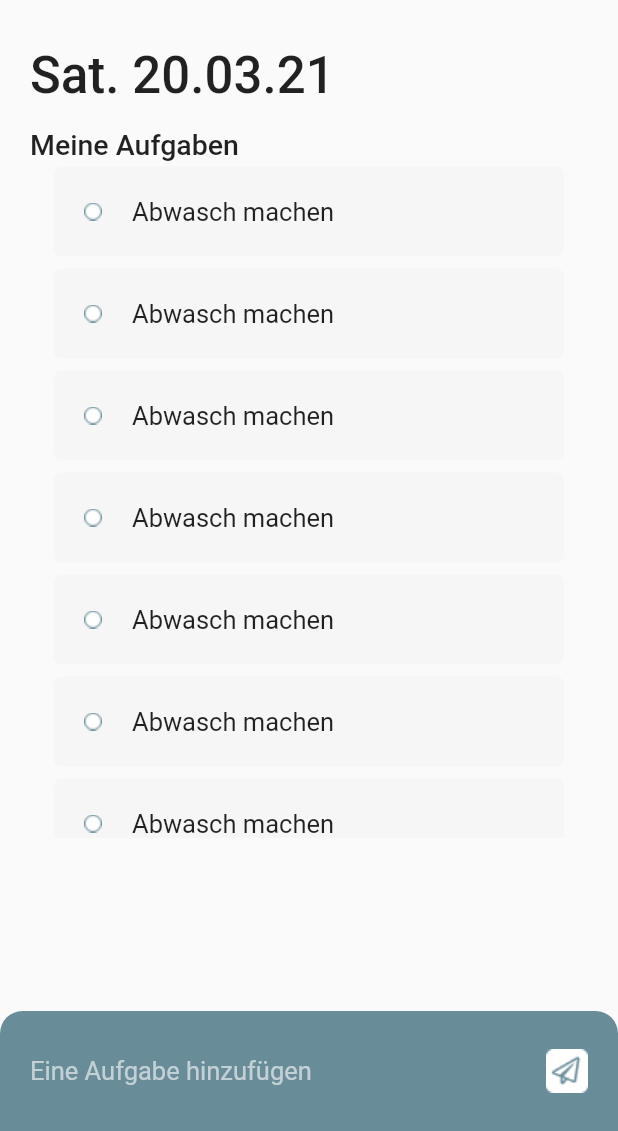
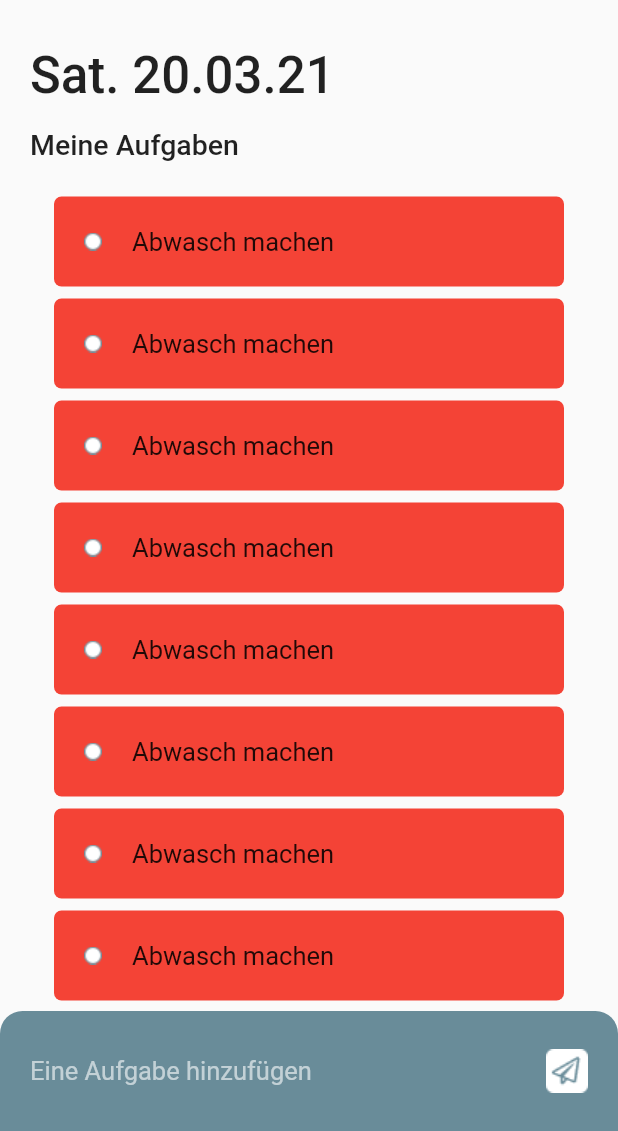
Before and after one commit to ManuelSzecsenyi/bt-todo-flutter, a Flutter app: the screen it shows after launch, on a phone screen of 412 x 824 dp, the part 105-1236 px from its top. Run offline on Flutter 3.47's test engine with Material 2 defaults, Android fonts, the phone set to English and light mode, and no system bars; our stand-ins replace google_fonts, hexcolor; network calls fail.

Commit message:
removed weird scroll behaviour

```diff
--- a/lib/components/TodoItem.dart
+++ b/lib/components/TodoItem.dart
@@ -22,7 +22,7 @@ class _TodoItemState extends State<TodoItem> {
         child: Container(
           padding: EdgeInsets.all(20),
           decoration: BoxDecoration(
-              color: HexColor("#F6F6F6"),
+              color: Colors.red,//HexColor("#F6F6F6"),
               borderRadius: BorderRadius.circular(5)
           ),
           child: Row(children: [
--- a/lib/components/TodoList.dart
+++ b/lib/components/TodoList.dart
@@ -26,6 +26,7 @@ class _TodoListState extends State<TodoList> {
 
     return ListView.builder(
       itemCount: todos.length,
+      physics: BouncingScrollPhysics(),
       itemBuilder: (context, index) {
         return ListTile(
           title: TodoItem()
--- a/lib/main.dart
+++ b/lib/main.dart
@@ -36,14 +36,16 @@ class MainScreen extends StatelessWidget {
           child: Column(
               crossAxisAlignment: CrossAxisAlignment.start,
               children: [
-                Flexible(child: Navbar()),
+                Navbar(),
                 Padding(
-                    padding: EdgeInsets.fromLTRB(0, 30, 0, 0),
+                    padding: EdgeInsets.fromLTRB(0, 30, 0, 20),
                     child: Header()
                 ),
-                Flexible(
-                    flex: 2,
+                Expanded(
                     child: TodoList()
+                ),
+                Container(
+                  height: 60, // Because of the Positioned footer
                 )
               ]
           ),
```
